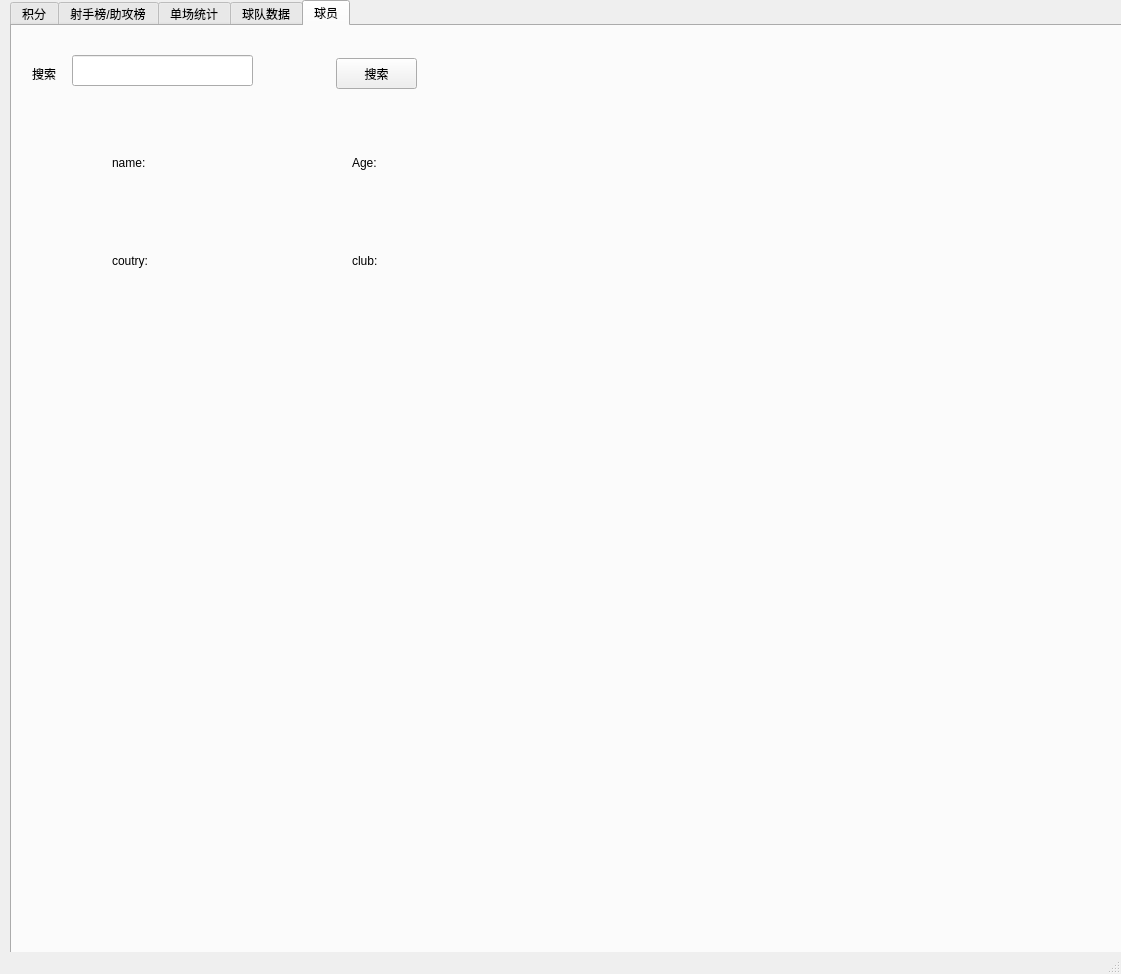
FontaineGuo/Tiki-Taka-Visual, file Project/mainUI.ui: the form before one commit.
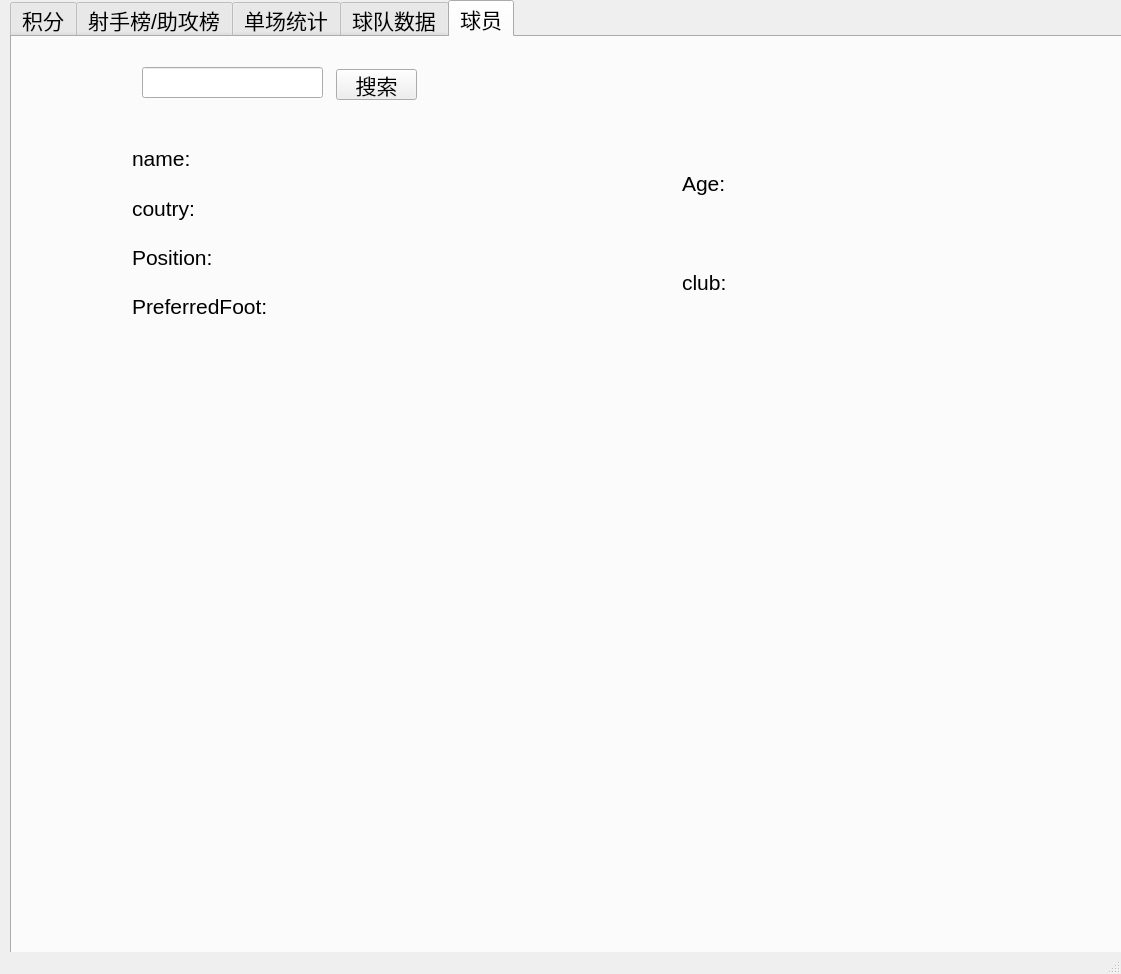
The form after the commit. Icons and pictures are not drawn.

Diff of the .ui file:
```diff
--- a/Project/mainUI.ui
+++ b/Project/mainUI.ui
@@ -23,6 +23,12 @@
       <height>971</height>
      </rect>
     </property>
+    <property name="font">
+     <font>
+      <family>Microsoft YaHei UI</family>
+      <pointsize>16</pointsize>
+     </font>
+    </property>
     <property name="currentIndex">
      <number>4</number>
     </property>
@@ -406,24 +412,11 @@
      <attribute name="title">
       <string>球员</string>
      </attribute>
-     <widget class="QLabel" name="label_12">
-      <property name="geometry">
-       <rect>
-        <x>20</x>
-        <y>32</y>
-        <width>61</width>
-        <height>31</height>
-       </rect>
-      </property>
-      <property name="text">
-       <string>搜索</string>
-      </property>
-     </widget>
      <widget class="QLabel" name="playerPhoto_lb">
       <property name="geometry">
        <rect>
-        <x>40</x>
-        <y>90</y>
+        <x>30</x>
+        <y>100</y>
         <width>51</width>
         <height>51</height>
        </rect>
@@ -438,9 +431,9 @@
      <widget class="QWidget" name="verticalLayoutWidget_9">
       <property name="geometry">
        <rect>
-        <x>100</x>
-        <y>90</y>
-        <width>51</width>
+        <x>120</x>
+        <y>100</y>
+        <width>201</width>
         <height>191</height>
        </rect>
       </property>
@@ -459,14 +452,28 @@
          </property>
         </widget>
        </item>
+       <item>
+        <widget class="QLabel" name="label_20">
+         <property name="text">
+          <string>Position:</string>
+         </property>
+        </widget>
+       </item>
+       <item>
+        <widget class="QLabel" name="label_21">
+         <property name="text">
+          <string>PreferredFoot:</string>
+         </property>
+        </widget>
+       </item>
       </layout>
      </widget>
      <widget class="QWidget" name="verticalLayoutWidget_10">
       <property name="geometry">
        <rect>
-        <x>160</x>
-        <y>90</y>
-        <width>141</width>
+        <x>330</x>
+        <y>100</y>
+        <width>251</width>
         <height>191</height>
        </rect>
       </property>
@@ -485,14 +492,28 @@
          </property>
         </widget>
        </item>
+       <item>
+        <widget class="QLabel" name="playerPosition_lb">
+         <property name="text">
+          <string/>
+         </property>
+        </widget>
+       </item>
+       <item>
+        <widget class="QLabel" name="playerPreferredFoot_lb">
+         <property name="text">
+          <string/>
+         </property>
+        </widget>
+       </item>
       </layout>
      </widget>
      <widget class="QWidget" name="verticalLayoutWidget_11">
       <property name="geometry">
        <rect>
-        <x>340</x>
-        <y>90</y>
-        <width>51</width>
+        <x>670</x>
+        <y>100</y>
+        <width>61</width>
         <height>191</height>
        </rect>
       </property>
@@ -516,9 +537,9 @@
      <widget class="QWidget" name="verticalLayoutWidget_12">
       <property name="geometry">
        <rect>
-        <x>400</x>
-        <y>90</y>
-        <width>211</width>
+        <x>740</x>
+        <y>100</y>
+        <width>331</width>
         <height>191</height>
        </rect>
       </property>
@@ -555,8 +576,8 @@
      <widget class="QLineEdit" name="playerName_Input">
       <property name="geometry">
        <rect>
-        <x>60</x>
-        <y>29</y>
+        <x>130</x>
+        <y>30</y>
         <width>181</width>
         <height>31</height>
        </rect>
@@ -565,8 +586,8 @@
      <widget class="QLabel" name="playerCountryPhoto_lb">
       <property name="geometry">
        <rect>
-        <x>60</x>
-        <y>230</y>
+        <x>50</x>
+        <y>170</y>
         <width>23</width>
         <height>17</height>
        </rect>
@@ -581,8 +602,8 @@
      <widget class="QLabel" name="playerClubPhoto_lb">
       <property name="geometry">
        <rect>
-        <x>310</x>
-        <y>220</y>
+        <x>620</x>
+        <y>240</y>
         <width>24</width>
         <height>24</height>
        </rect>
@@ -599,8 +620,8 @@
        <rect>
         <x>30</x>
         <y>300</y>
-        <width>1051</width>
-        <height>621</height>
+        <width>481</width>
+        <height>591</height>
        </rect>
       </property>
       <layout class="QVBoxLayout" name="player_ChartOne">
```
Left out of the diff: 126 changed lines with no effect on the pictures.
